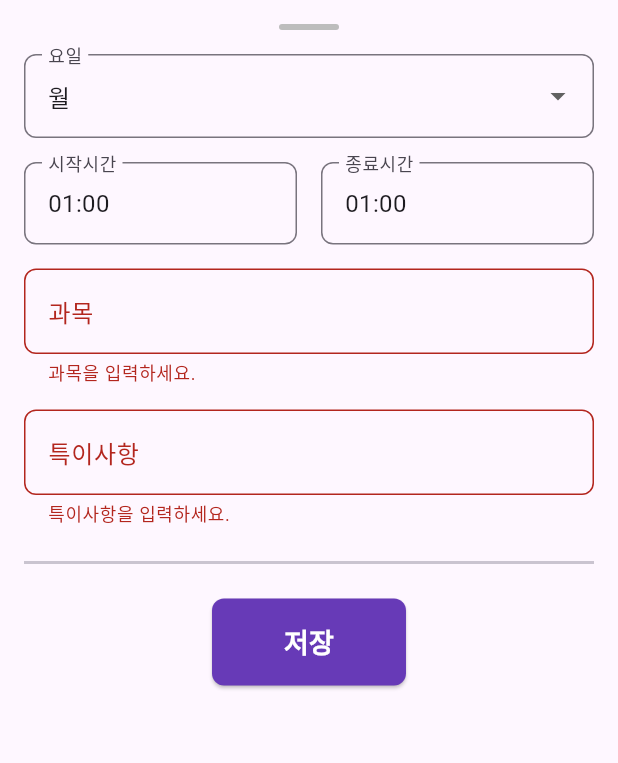
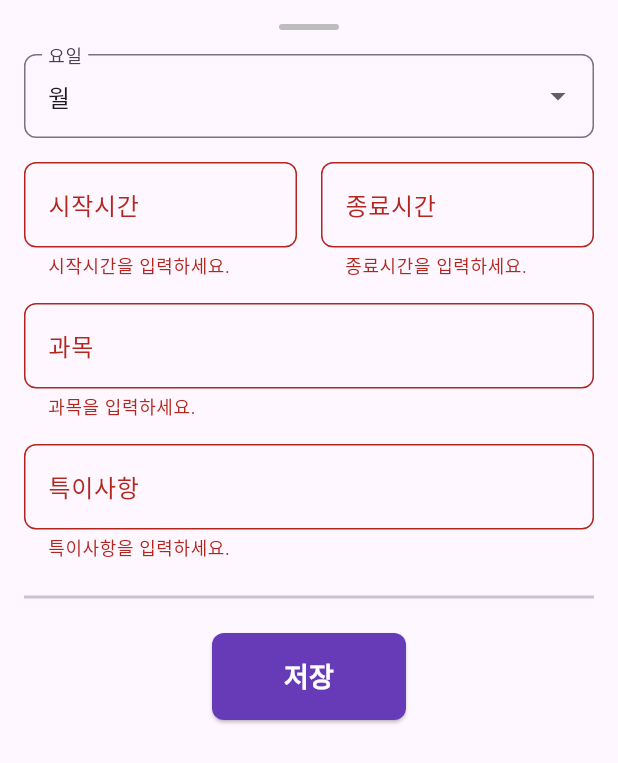
Before and after one commit to solardayz/time_table, a Flutter app: the AddScheduleBottomSheet widget shown alone on an empty page, opened directly, after a tap on "저장", on a phone screen of 412 x 824 dp. Shown: the top 763 px of the screen. Run offline on Flutter 3.47's test engine with Material 3 defaults, Android fonts, the light colour scheme and no system bars.

Commit message:
feat: Implement Time Input with TextFields and Update Schedule Logic
This commit introduces the use of `TextFields` for time input in the `AddScheduleBottomSheet` and updates the schedule saving logic accordingly.

-   **Time Input with TextFields**:
    - Replaced the `NumberPicker` for selecting start and end times with `TextFields` in the `AddScheduleBottomSheet`.
    - Implemented validation for the start and end time `TextFields` to ensure that the input is a number between 1 and 24.
    - Added `TextEditingController`s (`_startTimeController`, `_endTimeController`) to manage the state of the time input fields.
    - Updated the `dispose` method to release the resources held by the new `TextEditingController`s.
-   **Schedule Data Updates**:
-    - Updated `TimeTableHome` to `StatefulWidget` and `setState` for updates.
-    - Updated the comments for `TimeTableHome`.
-    - Updated the comments for `TimeTableItem`.
-
-   - Added comments for `TimeTableItem`.
+   - Added `hintText` to time `TextField`
+ - **Schedule Data Updates**:
    - Modified the `ScheduleData` constructor to accept `String` types for `start` and `end`.
    - Updated the schedule saving logic to use the values from the `_startTimeController` and `_endTimeController` when creating a new `ScheduleData` instance.
    - Updated the comments for `TimeTableHome`.
    - Updated the comments for `TimeTableItem`.
-   - Added comments for `AddScheduleBottomSheet`.
+    - Updated the comments for `AddScheduleBottomSheet`.
+   - Removed unused import: `package:numberpicker/numberpicker.dart`.

```diff
--- a/lib/main.dart
+++ b/lib/main.dart
@@ -1,5 +1,4 @@
 import 'package:flutter/material.dart';
-import 'package:numberpicker/numberpicker.dart';
 
 void main() {
   runApp(TimeTableApp());
@@ -55,7 +54,7 @@ class TimeTableApp extends StatelessWidget {
   }
 }
 
-// 메인 화면을 StatefulWidget으로 변경하여 스케줄 추가 시 화면 갱신
+// 메인 화면을 StatefulWidget으로 변경하여 스케줄 추가 시 setState로 갱신
 class TimeTableHome extends StatefulWidget {
   @override
   _TimeTableHomeState createState() => _TimeTableHomeState();
@@ -179,6 +178,8 @@ class DayScheduleView extends StatelessWidget {
 }
 
 /// 커스텀 스타일이 적용된 스케줄 항목 UI
+/// [시작시간] [과목] / [종료시간] / [특이사항]
+/// 커스텀 스타일이 적용된 스케줄 항목 UI
 /// [시작시간] [과목] / [종료시간] / [특이사항] (특이사항은 우측 정렬)
 class TimeTableItem extends StatelessWidget {
   final String startTime;
@@ -286,6 +287,7 @@ class TimeTableItem extends StatelessWidget {
   }
 }
 
+
 /// 스케줄 추가용 Bottom Sheet (요일 선택 포함)
 /// 입력 후 "저장" 버튼을 누르면 밸리데이션을 체크한 후 해당 요일의 scheduleMap에 저장됩니다.
 class AddScheduleBottomSheet extends StatefulWidget {
@@ -296,10 +298,8 @@ class AddScheduleBottomSheet extends StatefulWidget {
 class _AddScheduleBottomSheetState extends State<AddScheduleBottomSheet> {
   final _formKey = GlobalKey<FormState>();
 
-  // 시간은 이제 정수로 저장 (1~24)
-  int _startTime = 1;
-  int _endTime = 1;
-
+  final TextEditingController _startTimeController = TextEditingController();
+  final TextEditingController _endTimeController = TextEditingController();
   final TextEditingController _subjectController = TextEditingController();
   final TextEditingController _noteController = TextEditingController();
 
@@ -308,91 +308,11 @@ class _AddScheduleBottomSheetState extends State<AddScheduleBottomSheet> {
 
   @override
   void dispose() {
+    _startTimeController.dispose();
+    _endTimeController.dispose();
     _subjectController.dispose();
     _noteController.dispose();
     super.dispose();
-  }
-
-  Future<void> _selectStartTime(BuildContext context) async {
-    int currentValue = _startTime;
-    await showDialog(
-      context: context,
-      builder: (BuildContext context) {
-        return AlertDialog(
-          title: Text("시작시간 선택"),
-          content: StatefulBuilder(
-            builder: (context, setState) {
-              return NumberPicker(
-                minValue: 1,
-                maxValue: 24,
-                value: currentValue,
-                onChanged: (value) {
-                  setState(() => currentValue = value);
-                },
-              );
-            },
-          ),
-          actions: [
-            TextButton(
-              onPressed: () {
-                Navigator.of(context).pop();
-              },
-              child: Text("취소"),
-            ),
-            TextButton(
-              onPressed: () {
-                setState(() {
-                  _startTime = currentValue;
-                });
-                Navigator.of(context).pop();
-              },
-              child: Text("선택"),
-            ),
-          ],
-        );
-      },
-    );
-  }
-
-  Future<void> _selectEndTime(BuildContext context) async {
-    int currentValue = _endTime;
-    await showDialog(
-      context: context,
-      builder: (BuildContext context) {
-        return AlertDialog(
-          title: Text("종료시간 선택"),
-          content: StatefulBuilder(
-            builder: (context, setState) {
-              return NumberPicker(
-                minValue: 1,
-                maxValue: 24,
-                value: currentValue,
-                onChanged: (value) {
-                  setState(() => currentValue = value);
-                },
-              );
-            },
-          ),
-          actions: [
-            TextButton(
-              onPressed: () {
-                Navigator.of(context).pop();
-              },
-              child: Text("취소"),
-            ),
-            TextButton(
-              onPressed: () {
-                setState(() {
-                  _endTime = currentValue;
-                });
-                Navigator.of(context).pop();
-              },
-              child: Text("선택"),
-            ),
-          ],
-        );
-      },
-    );
   }
 
   @override
@@ -442,42 +362,54 @@ class _AddScheduleBottomSheetState extends State<AddScheduleBottomSheet> {
                 ),
               ),
               SizedBox(height: 16),
-              // 첫 번째 행: 시작시간과 종료시간 (다이얼 선택)
+              // 첫 번째 행: 시작시간과 종료시간 (나란히 배치)
               Row(
                 children: [
                   Expanded(
-                    child: InkWell(
-                      onTap: () => _selectStartTime(context),
-                      child: InputDecorator(
+                    child: TextFormField(
+                      controller: _startTimeController,
                       decoration: InputDecoration(
                         labelText: '시작시간',
+                        hintText: '예: 8',
                         border: OutlineInputBorder(
                           borderRadius: BorderRadius.circular(8),
                         ),
                       ),
-                        child: Text(
-                          _startTime.toString().padLeft(2, '0') + ":00",
-                          style: TextStyle(fontSize: 16),
-                        ),
-                      ),
+                      keyboardType: TextInputType.number,
+                      validator: (value) {
+                        if (value == null || value.isEmpty) {
+                          return '시작시간을 입력하세요.';
+                        }
+                        final hour = int.tryParse(value);
+                        if (hour == null || hour < 1 || hour > 24) {
+                          return '1부터 24 사이의 숫자를 입력하세요.';
+                        }
+                        return null;
+                      },
                     ),
                   ),
                   SizedBox(width: 16),
                   Expanded(
-                    child: InkWell(
-                      onTap: () => _selectEndTime(context),
-                      child: InputDecorator(
+                    child: TextFormField(
+                      controller: _endTimeController,
                       decoration: InputDecoration(
                         labelText: '종료시간',
+                        hintText: '예: 13',
                         border: OutlineInputBorder(
                           borderRadius: BorderRadius.circular(8),
                         ),
                       ),
-                        child: Text(
-                          _endTime.toString().padLeft(2, '0') + ":00",
-                          style: TextStyle(fontSize: 16),
-                        ),
-                      ),
+                      keyboardType: TextInputType.number,
+                      validator: (value) {
+                        if (value == null || value.isEmpty) {
+                          return '종료시간을 입력하세요.';
+                        }
+                        final hour = int.tryParse(value);
+                        if (hour == null || hour < 1 || hour > 24) {
+                          return '1부터 24 사이의 숫자를 입력하세요.';
+                        }
+                        return null;
+                      },
                     ),
                   ),
                 ],
@@ -526,8 +458,8 @@ class _AddScheduleBottomSheetState extends State<AddScheduleBottomSheet> {
                 onPressed: () {
                   if (_formKey.currentState!.validate()) {
                     final newSchedule = ScheduleData(
-                      start: _startTime.toString().padLeft(2, '0') + ":00",
-                      end: _endTime.toString().padLeft(2, '0') + ":00",
+                      start: _startTimeController.text,
+                      end: _endTimeController.text,
                       title: _subjectController.text,
                       note: _noteController.text,
                     );
```
Lines whose indentation alone changed are shown as unchanged.
